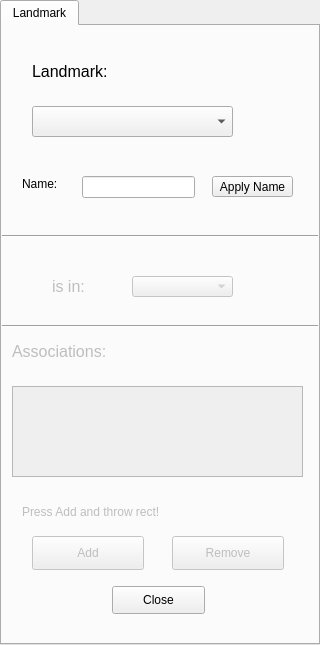
Before: the Qt Designer form forms/widgetlandmark.ui in JuPedSim/jpseditor, drawn with Qt 5.
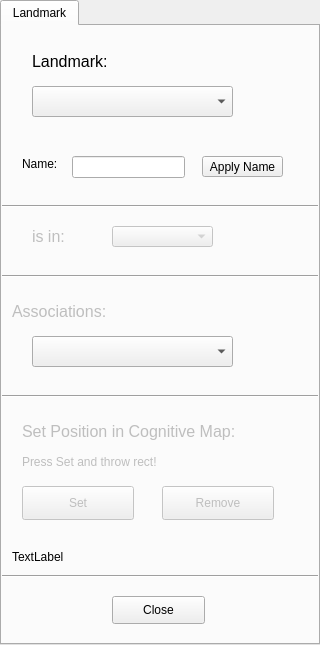
After: the same form once the commit is applied.

Commit message: show landmark caption

```diff
--- a/forms/widgetlandmark.ui
+++ b/forms/widgetlandmark.ui
@@ -24,7 +24,7 @@
     <property name="geometry">
      <rect>
       <x>30</x>
-      <y>30</y>
+      <y>20</y>
       <width>191</width>
       <height>31</height>
      </rect>
@@ -45,26 +45,13 @@
     <property name="geometry">
      <rect>
       <x>20</x>
-      <y>470</y>
+      <y>420</y>
       <width>291</width>
       <height>31</height>
      </rect>
     </property>
     <property name="text">
-     <string>Press Add and throw rect!</string>
-    </property>
-   </widget>
-   <widget class="QListWidget" name="listWaypoints">
-    <property name="enabled">
-     <bool>false</bool>
-    </property>
-    <property name="geometry">
-     <rect>
-      <x>10</x>
-      <y>360</y>
-      <width>291</width>
-      <height>91</height>
-     </rect>
+     <string>Press Set and throw rect!</string>
     </property>
    </widget>
    <widget class="QPushButton" name="closeButton">
@@ -74,7 +61,7 @@
     <property name="geometry">
      <rect>
       <x>110</x>
-      <y>560</y>
+      <y>570</y>
       <width>93</width>
       <height>28</height>
      </rect>
@@ -89,14 +76,14 @@
     </property>
     <property name="geometry">
      <rect>
-      <x>30</x>
-      <y>510</y>
+      <x>20</x>
+      <y>460</y>
       <width>112</width>
       <height>34</height>
      </rect>
     </property>
     <property name="text">
-     <string>Add</string>
+     <string>Set</string>
     </property>
     <property name="checkable">
      <bool>true</bool>
@@ -108,8 +95,8 @@
     </property>
     <property name="geometry">
      <rect>
-      <x>170</x>
-      <y>510</y>
+      <x>160</x>
+      <y>460</y>
       <width>112</width>
       <height>34</height>
      </rect>
@@ -125,7 +112,7 @@
     <property name="geometry">
      <rect>
       <x>10</x>
-      <y>310</y>
+      <y>270</y>
       <width>191</width>
       <height>31</height>
      </rect>
@@ -142,8 +129,8 @@
    <widget class="QLineEdit" name="chname_edit">
     <property name="geometry">
      <rect>
-      <x>80</x>
-      <y>150</y>
+      <x>70</x>
+      <y>130</y>
       <width>113</width>
       <height>22</height>
      </rect>
@@ -153,7 +140,7 @@
     <property name="geometry">
      <rect>
       <x>20</x>
-      <y>150</y>
+      <y>130</y>
       <width>51</width>
       <height>16</height>
      </rect>
@@ -170,8 +157,8 @@
    <widget class="QPushButton" name="apply_name_button">
     <property name="geometry">
      <rect>
-      <x>210</x>
-      <y>150</y>
+      <x>200</x>
+      <y>130</y>
       <width>81</width>
       <height>21</height>
      </rect>
@@ -184,7 +171,7 @@
     <property name="geometry">
      <rect>
       <x>-10</x>
-      <y>200</y>
+      <y>170</y>
       <width>341</width>
       <height>20</height>
      </rect>
@@ -197,7 +184,7 @@
     <property name="geometry">
      <rect>
       <x>30</x>
-      <y>80</y>
+      <y>60</y>
       <width>201</width>
       <height>31</height>
      </rect>
@@ -207,7 +194,7 @@
     <property name="geometry">
      <rect>
       <x>-10</x>
-      <y>290</y>
+      <y>240</y>
       <width>341</width>
       <height>20</height>
      </rect>
@@ -222,8 +209,8 @@
     </property>
     <property name="geometry">
      <rect>
-      <x>130</x>
-      <y>250</y>
+      <x>110</x>
+      <y>200</y>
       <width>101</width>
       <height>21</height>
      </rect>
@@ -235,8 +222,8 @@
     </property>
     <property name="geometry">
      <rect>
-      <x>50</x>
-      <y>240</y>
+      <x>30</x>
+      <y>190</y>
       <width>61</width>
       <height>41</height>
      </rect>
@@ -250,6 +237,76 @@
      <string>is in:</string>
     </property>
    </widget>
+   <widget class="QComboBox" name="list_landmarks_associations">
+    <property name="geometry">
+     <rect>
+      <x>30</x>
+      <y>310</y>
+      <width>201</width>
+      <height>31</height>
+     </rect>
+    </property>
+   </widget>
+   <widget class="QLabel" name="label_Waypoints_2">
+    <property name="enabled">
+     <bool>false</bool>
+    </property>
+    <property name="geometry">
+     <rect>
+      <x>20</x>
+      <y>390</y>
+      <width>271</width>
+      <height>31</height>
+     </rect>
+    </property>
+    <property name="font">
+     <font>
+      <pointsize>12</pointsize>
+     </font>
+    </property>
+    <property name="text">
+     <string>Set Position in Cognitive Map:</string>
+    </property>
+   </widget>
+   <widget class="Line" name="line_4">
+    <property name="geometry">
+     <rect>
+      <x>-10</x>
+      <y>360</y>
+      <width>341</width>
+      <height>20</height>
+     </rect>
+    </property>
+    <property name="orientation">
+     <enum>Qt::Horizontal</enum>
+    </property>
+   </widget>
+   <widget class="QLabel" name="ellipse_label">
+    <property name="geometry">
+     <rect>
+      <x>10</x>
+      <y>515</y>
+      <width>291</width>
+      <height>31</height>
+     </rect>
+    </property>
+    <property name="text">
+     <string>TextLabel</string>
+    </property>
+   </widget>
+   <widget class="Line" name="line_5">
+    <property name="geometry">
+     <rect>
+      <x>-10</x>
+      <y>540</y>
+      <width>341</width>
+      <height>20</height>
+     </rect>
+    </property>
+    <property name="orientation">
+     <enum>Qt::Horizontal</enum>
+    </property>
+   </widget>
   </widget>
  </widget>
  <resources/>
```
The commit also changes 8 other files.
